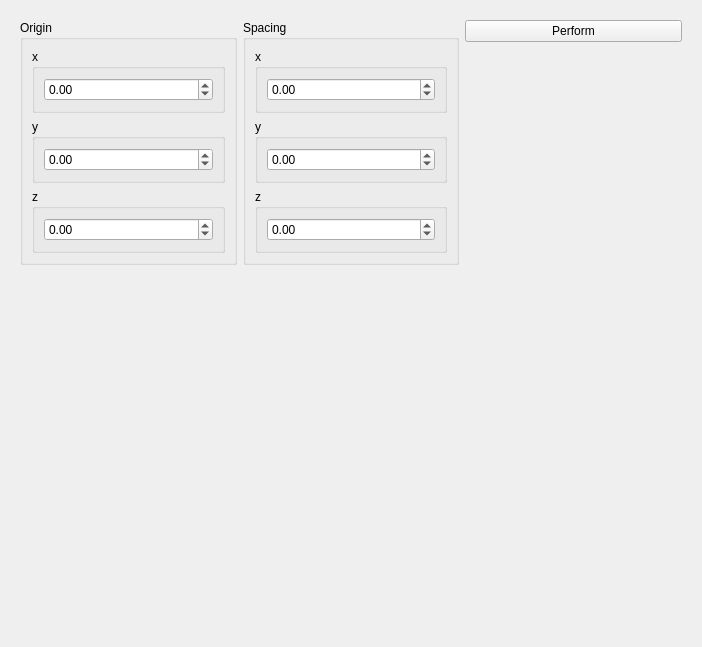
Qt form source/modules/origin_spacing/OriginSpacingWidget.ui (josefkoller/ambient_image_processor) before a commit.
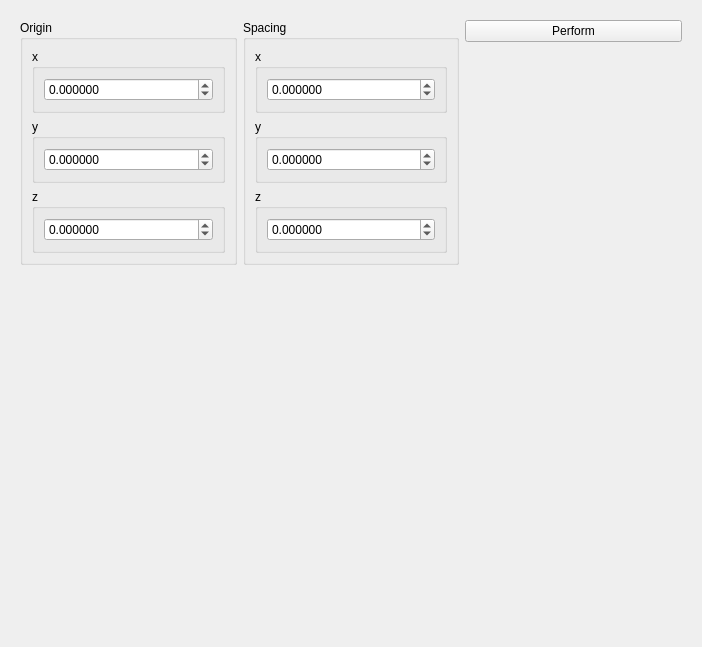
The same form after that commit.

Commit message: increase decimals number to 6 for spacing and origin

Diff of the .ui file:
```diff
--- a/source/modules/origin_spacing/OriginSpacingWidget.ui
+++ b/source/modules/origin_spacing/OriginSpacingWidget.ui
@@ -43,6 +43,9 @@
            <layout class="QVBoxLayout" name="verticalLayout">
             <item>
              <widget class="QDoubleSpinBox" name="originXSpinbox">
+              <property name="decimals">
+               <number>6</number>
+              </property>
               <property name="minimum">
                <double>-10000000.000000000000000</double>
               </property>
@@ -62,6 +65,9 @@
            <layout class="QVBoxLayout" name="verticalLayout_2">
             <item>
              <widget class="QDoubleSpinBox" name="originYSpinbox">
+              <property name="decimals">
+               <number>6</number>
+              </property>
               <property name="minimum">
                <double>-10000000000.000000000000000</double>
               </property>
@@ -81,6 +87,9 @@
            <layout class="QVBoxLayout" name="verticalLayout_4">
             <item>
              <widget class="QDoubleSpinBox" name="originZSpinbox">
+              <property name="decimals">
+               <number>6</number>
+              </property>
               <property name="minimum">
                <double>-10000000000.000000000000000</double>
               </property>
@@ -115,6 +124,9 @@
            <layout class="QVBoxLayout" name="verticalLayout_6">
             <item>
              <widget class="QDoubleSpinBox" name="spacingXSpinbox">
+              <property name="decimals">
+               <number>6</number>
+              </property>
               <property name="minimum">
                <double>-10000000000.000000000000000</double>
               </property>
@@ -134,6 +146,9 @@
            <layout class="QVBoxLayout" name="verticalLayout_7">
             <item>
              <widget class="QDoubleSpinBox" name="spacingYSpinbox">
+              <property name="decimals">
+               <number>6</number>
+              </property>
               <property name="minimum">
                <double>-10000000000.000000000000000</double>
               </property>
@@ -153,6 +168,9 @@
            <layout class="QVBoxLayout" name="verticalLayout_8">
             <item>
              <widget class="QDoubleSpinBox" name="spacingZSpinbox">
+              <property name="decimals">
+               <number>6</number>
+              </property>
               <property name="minimum">
                <double>-10000000000.000000000000000</double>
               </property>
```
